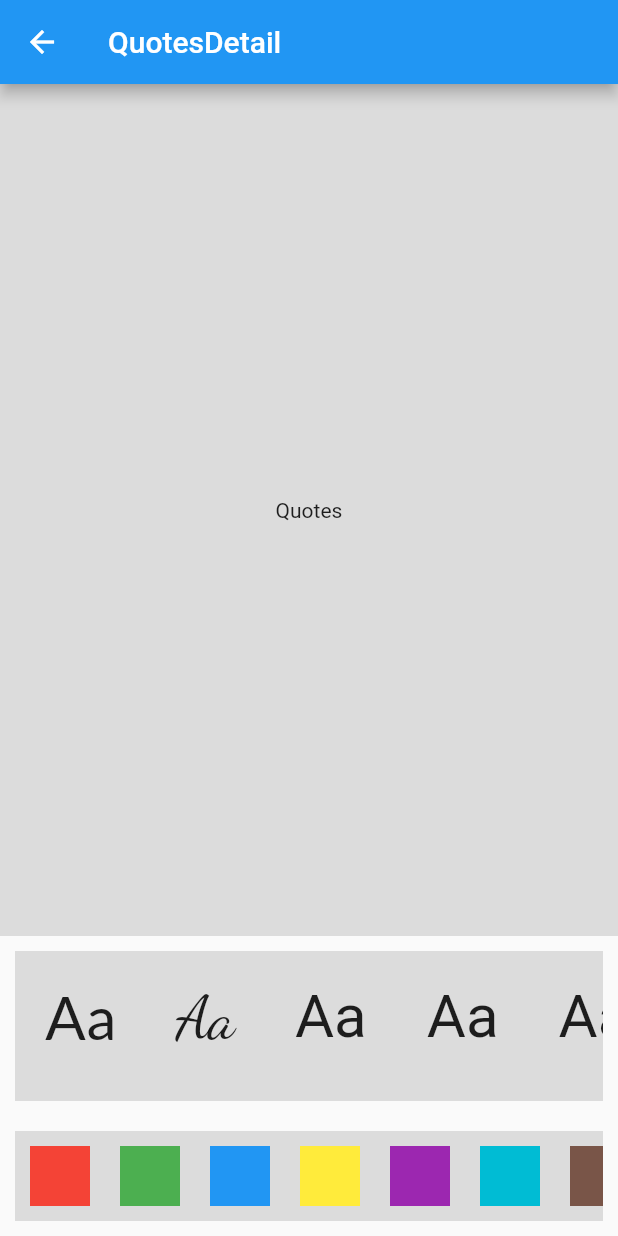
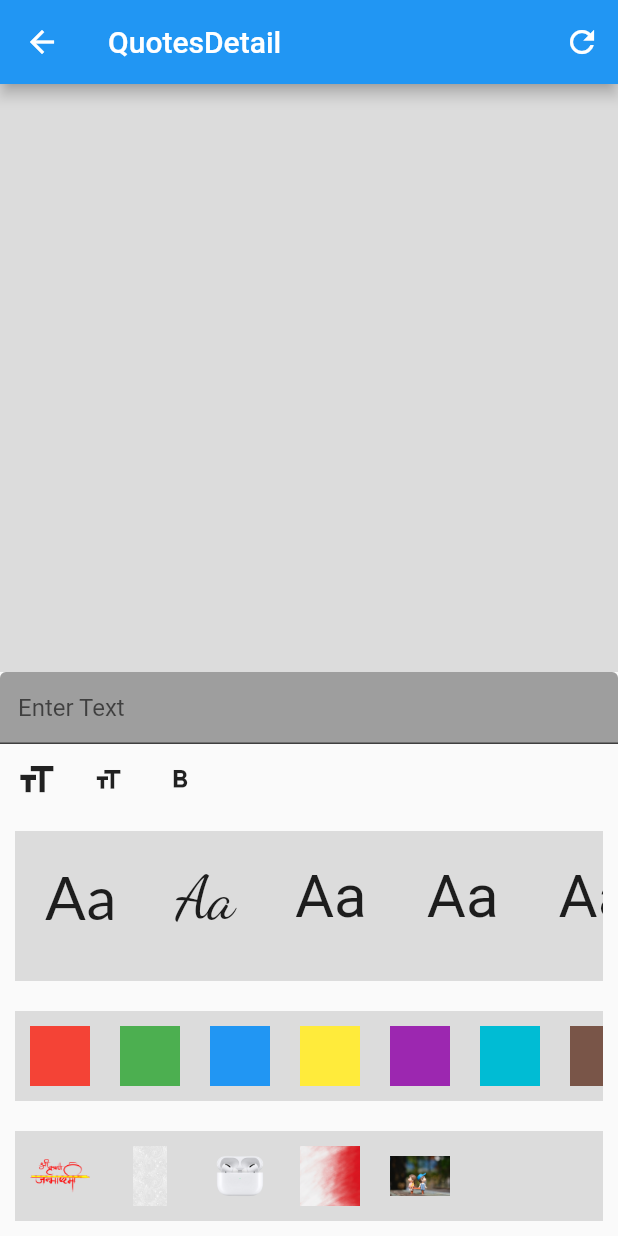
Before and after one commit to Pankaj-pm/quotes_app, a Flutter app: the QuotesDetail screen opened by its route, on a phone screen of 412 x 824 dp. Run offline on Flutter 3.47's test engine with Material 2 defaults, Android fonts, the phone set to English and light mode, and no system bars; our stand-ins replace google_fonts; Roboto replaces fonts that are missing (Freehand, Megrim, Moul).

Commit message:
set background img, dynamic text, color , font size

```diff
--- a/lib/views/quotes_detail.dart
+++ b/lib/views/quotes_detail.dart
@@ -29,15 +29,41 @@ class _QuotesDetailState extends State<QuotesDetail> {
     GoogleFonts.moul(),
   ];
 
-  int cIndex=0;
-  int fIndex=0;
+  List<String> img = [
+    "assets/Daco_4599778.png",
+    "assets/i1.jpg",
+    "assets/pngwing.com.png",
+    "assets/red-wall-with-white-spray-background.jpg",
+    "assets/pexels.jpg"
+  ];
+
+  int cIndex = 0;
+  int fIndex = 0;
+  int? iIndex;
+  String text = "";
+  double textSize = 12;
+  bool isBold = false;
 
   @override
   Widget build(BuildContext context) {
     return Scaffold(
       appBar: AppBar(
         title: Text("QuotesDetail"),
+        actions: [
+          IconButton(
+              onPressed: () {
+                cIndex = 0;
+                fIndex = 0;
+                iIndex = null;
+                text = "";
+                textSize = 12;
+                isBold = false;
+                setState(() {});
+              },
+              icon: Icon(Icons.refresh)),
+        ],
       ),
+      resizeToAvoidBottomInset: false,
       body: Column(
         crossAxisAlignment: CrossAxisAlignment.stretch,
         children: [
@@ -45,13 +71,68 @@ class _QuotesDetailState extends State<QuotesDetail> {
             flex: 4,
             child: Container(
               color: Colors.black12,
-              child: Center(
-                  child: Text(
-                "Quotes",
-                // style: fonts[fIndex].copyWith(color: colors[cIndex],fontSize: 35),
-                style: TextStyle(fontFamily: "Schyler"),
-              )),
+              child: Stack(
+                children: [
+                  if (iIndex != null)
+                    Positioned.fill(
+                      child: Image.asset(img[iIndex!], fit: BoxFit.cover),
+                    ),
+                  Center(
+                    child: Text(
+                      text,
+                      style: fonts[fIndex].copyWith(
+                          color: colors[cIndex],
+                          fontSize: textSize,
+                          fontWeight: isBold ? FontWeight.bold : FontWeight.normal),
+                      // style: TextStyle(fontFamily: "Schyler",fontSize: textSize,fontWeight: isBold ? FontWeight.bold:FontWeight.normal),
+                    ),
+                  ),
+                ],
+              ),
             ),
+          ),
+          TextField(
+            decoration: InputDecoration(
+              hintText: "Enter Text",
+              fillColor: Colors.grey,
+              filled: true,
+              // border: OutlineInputBorder.none
+            ),
+            onChanged: (value) {
+              text = value;
+              setState(() {});
+            },
+          ),
+          Row(
+            children: [
+              IconButton(
+                  onPressed: () {
+                    textSize++;
+                    setState(() {});
+                  },
+                  icon: Icon(
+                    Icons.format_size,
+                    size: 28,
+                  )),
+              IconButton(
+                  onPressed: () {
+                    textSize--;
+                    setState(() {});
+                  },
+                  icon: Icon(
+                    Icons.format_size,
+                    size: 20,
+                  )),
+              IconButton(
+                  onPressed: () {
+                    isBold = !isBold;
+                    setState(() {});
+                  },
+                  icon: Icon(
+                    Icons.format_bold,
+                    size: 20,
+                  )),
+            ],
           ),
           Container(
             height: 100,
@@ -61,11 +142,9 @@ class _QuotesDetailState extends State<QuotesDetail> {
               scrollDirection: Axis.horizontal,
               itemBuilder: (context, index) {
                 return InkWell(
-                  onTap: (){
-                    fIndex=index;
-                    setState(() {
-
-                    });
+                  onTap: () {
+                    fIndex = index;
+                    setState(() {});
                   },
                   child: Container(
                       padding: EdgeInsets.all(10),
@@ -89,9 +168,8 @@ class _QuotesDetailState extends State<QuotesDetail> {
               itemBuilder: (context, index) {
                 return InkWell(
                   onTap: () {
-                    cIndex=index;
-                    setState(() {
-                    });
+                    cIndex = index;
+                    setState(() {});
                   },
                   child: Container(
                     height: 40,
@@ -103,6 +181,29 @@ class _QuotesDetailState extends State<QuotesDetail> {
               },
             ),
           ),
+          Container(
+            height: 60,
+            margin: EdgeInsets.all(10),
+            color: Colors.black12,
+            child: ListView.builder(
+              scrollDirection: Axis.horizontal,
+              itemCount: img.length,
+              itemBuilder: (context, index) {
+                return InkWell(
+                  onTap: () {
+                    iIndex = index;
+                    setState(() {});
+                  },
+                  child: Container(
+                    height: 40,
+                    width: 40,
+                    margin: EdgeInsets.all(10),
+                    child: Image.asset(img[index]),
+                  ),
+                );
+              },
+            ),
+          ),
         ],
       ),
     );
--- a/pubspec.yaml
+++ b/pubspec.yaml
@@ -61,8 +61,8 @@ flutter:
   uses-material-design: true
 
   # To add assets to your application, add an assets section, like this:
-  # assets:
-  #   - images/a_dot_burr.jpeg
+  assets:
+    - assets/
   #   - images/a_dot_ham.jpeg
 
   # An image asset can refer to one or more resolution-specific "variants", see
```
Also changed, not shown: assets/Daco_4599778.png (added), assets/PngItem_4917583.png (added), assets/i1.jpg (added), assets/pexels.jpg (added), assets/pngwing.com (1).png (added), assets/pngwing.com.png (added), assets/red-wall-with-white-spray-background.jpg (added).
